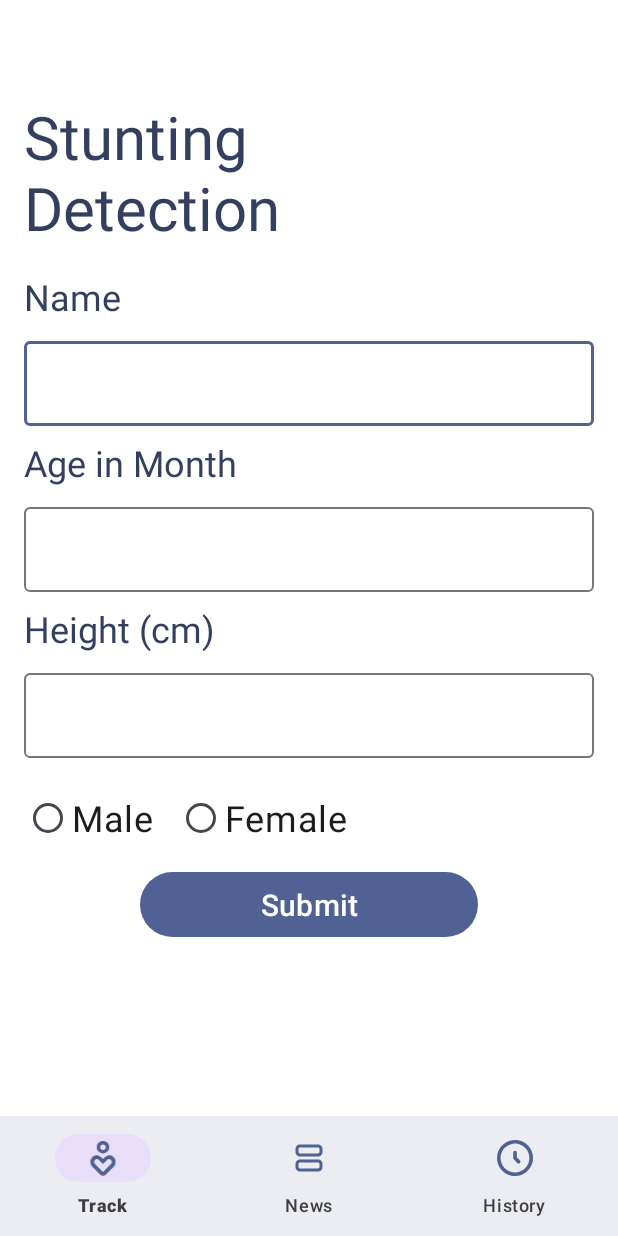
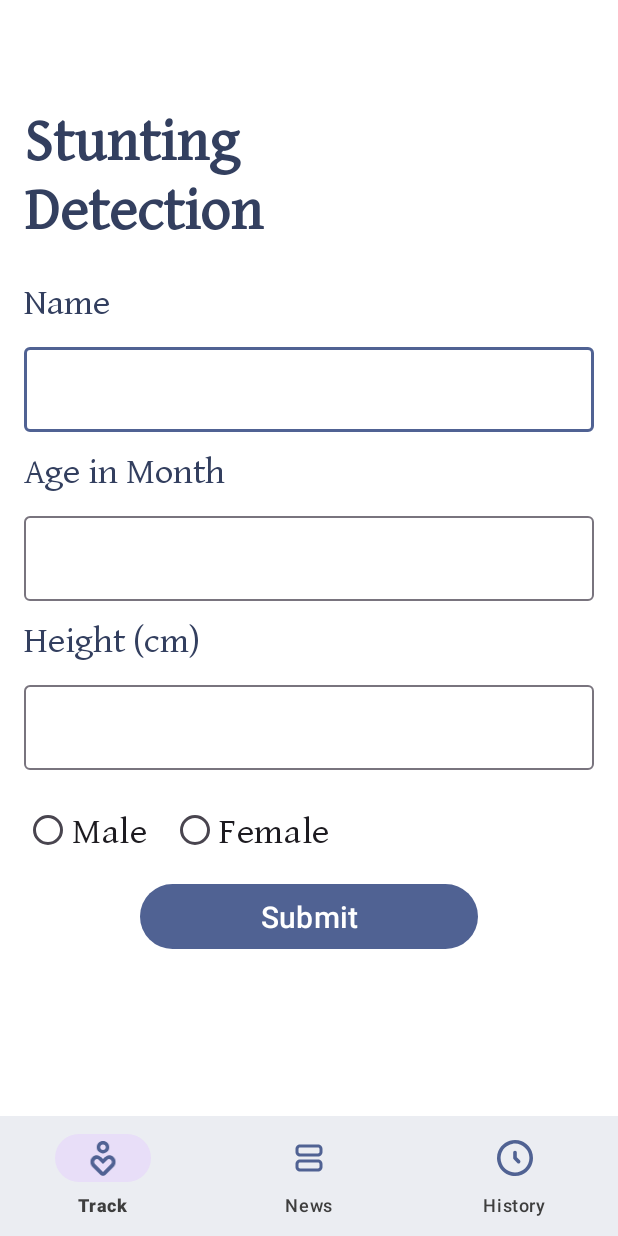
Before and after one commit to RyanRizaldy/StuntTrack, an Android app: the TrackingFragment screen opened directly, with no data from a screen before it, on a phone screen of 412 x 824 dp. Run offline under Robolectric (Android 15) with nearby library versions, the phone set to English and light mode, and no system bars; our stand-ins replace Room's generated code, navigation-ui.

Commit message:
styling text

```diff
--- a/capstoneProject/MD/app/src/main/res/layout/card_history.xml
+++ b/capstoneProject/MD/app/src/main/res/layout/card_history.xml
@@ -18,6 +18,8 @@
                 android:layout_width="wrap_content"
                 android:layout_height="wrap_content"
                 android:text="@string/name"
+                android:textStyle="bold"
+                android:fontFamily="@font/gentium_basic"
                 android:textColor="@color/title"
                 android:textAppearance="?attr/textAppearanceTitleMedium"
                 />
@@ -27,6 +29,7 @@
                 android:layout_height="wrap_content"
                 android:layout_marginVertical="8dp"
                 android:text="@string/Stunt_status"
+                android:fontFamily="@font/gentium_basic"
                 android:textColor="@color/title"
                 android:textAppearance="?attr/textAppearanceBodyMedium"
                 />
@@ -36,6 +39,7 @@
                 android:layout_height="wrap_content"
                 android:layout_marginVertical="8dp"
                 android:text="@string/app_name"
+                android:fontFamily="@font/gentium_basic"
                 android:layout_gravity="end"
                 android:textColor="@color/title"
                 android:textAppearance="?attr/textAppearanceBodyMedium"
--- a/capstoneProject/MD/app/src/main/res/layout/fragment_history.xml
+++ b/capstoneProject/MD/app/src/main/res/layout/fragment_history.xml
@@ -13,6 +13,8 @@
         android:layout_height="wrap_content"
         android:layout_marginHorizontal="16dp"
         android:text="@string/history_title"
+        android:textStyle="bold"
+        android:fontFamily="@font/gentium_basic"
         android:textColor="@color/title"
         android:textSize="40sp"
         app:layout_constraintTop_toTopOf="parent"
--- a/capstoneProject/MD/app/src/main/res/layout/fragment_tracking.xml
+++ b/capstoneProject/MD/app/src/main/res/layout/fragment_tracking.xml
@@ -14,6 +14,8 @@
         android:layout_height="wrap_content"
         android:layout_marginHorizontal="16dp"
         android:text="@string/Stunt_detect"
+        android:textStyle="bold"
+        android:fontFamily="@font/gentium_basic"
         android:textColor="@color/title"
         android:textSize="40sp"
         app:layout_constraintTop_toTopOf="parent"
@@ -25,6 +27,7 @@
         android:layout_width="match_parent"
         android:layout_height="wrap_content"
         android:text="@string/name"
+        android:fontFamily="@font/gentium_basic"
         android:textSize="24sp"
         android:textColor="@color/title"
         android:layout_marginHorizontal="16dp"
@@ -52,6 +55,8 @@
         android:layout_width="match_parent"
         android:layout_height="wrap_content"
         android:text="@string/age"
+        android:fontFamily="@font/gentium_basic"
+        android:textFontWeight="@integer/material_motion_duration_long_1"
         android:textSize="24sp"
         android:textColor="@color/title"
         android:layout_marginHorizontal="16dp"
@@ -78,6 +83,7 @@
         android:layout_width="match_parent"
         android:layout_height="wrap_content"
         android:text="@string/height"
+        android:fontFamily="@font/gentium_basic"
         android:textSize="24sp"
         android:textColor="@color/title"
         android:layout_marginHorizontal="16dp"
@@ -120,7 +126,9 @@
                 android:enabled="true"
                 android:checked="false"
                 android:textSize="24sp"
-                android:text="@string/radiobutton_male"/>
+                android:text="@string/radiobutton_male"
+                android:fontFamily="@font/gentium_basic"
+                />
             <RadioButton
                 android:layout_width="wrap_content"
                 android:layout_height="wrap_content"
@@ -128,7 +136,9 @@
                 android:enabled="true"
                 android:textSize="24sp"
                 android:layout_marginStart="16dp"
-                android:text="@string/radiobutton_female"/>
+                android:text="@string/radiobutton_female"
+                android:fontFamily="@font/gentium_basic"
+                />
         </RadioGroup>
     </LinearLayout>
 
```
Also changed, not shown: capstoneProject/MD/app/src/main/res/layout/activity_result.xml (+9 -0 lines), capstoneProject/MD/gradle.properties (+8 -14 lines).
